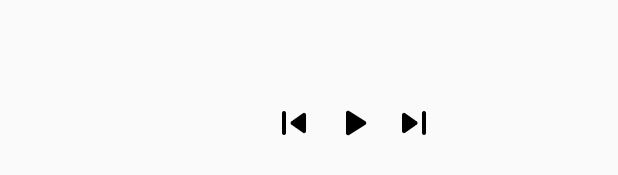
After one commit to liadpaz/MusicOld, an Android app: the layout notification_small.xml on its own in the app's theme, with its tools: preview values and no code run, on a phone screen of 412 x 824 dp. The commit adds this screen. Shown: the part 510-685 px from the top of the screen. Run offline under Robolectric (Android 15) with nearby library versions, the phone set to English and light mode, and no system bars.

Commit message:
start notification

```diff
--- a/app/src/main/java/com/liadpaz/music/MainActivity.java
+++ b/app/src/main/java/com/liadpaz/music/MainActivity.java
@@ -22,6 +22,7 @@ import com.liadpaz.music.fragments.SongsListFragment;
 import com.liadpaz.music.utils.LocalFiles;
 import com.liadpaz.music.utils.Utilities;
 
+import java.io.File;
 import java.util.ArrayList;
 
 public class MainActivity extends AppCompatActivity {
@@ -40,7 +41,7 @@ public class MainActivity extends AppCompatActivity {
         setContentView(binding.getRoot());
         setSupportActionBar(binding.toolBarMain);
 
-        new LocalFiles(getSharedPreferences("Music.Data", 0));
+        new LocalFiles(getSharedPreferences("Music.Data", 0), new File(getFilesDir(), "Songs.txt"));
 
         if (PackageManager.PERMISSION_GRANTED != ContextCompat.checkSelfPermission(this, Manifest.permission.READ_EXTERNAL_STORAGE)) {
             requestPermissions(new String[]{Manifest.permission.READ_EXTERNAL_STORAGE}, REQUEST_PERMISSION);
@@ -111,6 +112,7 @@ public class MainActivity extends AppCompatActivity {
             String path = Utilities.getPathFromUri(DocumentsContract.buildDocumentUriUsingTree(data.getData(), DocumentsContract.getTreeDocumentId(data.getData())));
             if (!LocalFiles.getPath().equals(path)) {
                 LocalFiles.setPath(path);
+                LocalFiles.resetSongs();
                 recreate();
             }
         }
--- a/app/src/main/java/com/liadpaz/music/utils/Constants.java
+++ b/app/src/main/java/com/liadpaz/music/utils/Constants.java
@@ -6,4 +6,9 @@ public class Constants {
     public final static String SHARED_PREFERENCES_SONGS = "songs";
 
     public final static String DEFAULT_PATH = "/storage/self/primary/music";
+
+    public final static String ACTION_EXTRA = "ACTION";
+    public final static String ACTION_PLAY_EXTRA = "ACTION_PLAY";
+    public final static String ACTION_NEXT_EXTRA = "ACTION_NEXT";
+    public final static String ACTION_PREV_EXTRA = "ACTION_PREV";
 }
--- /dev/null
+++ b/app/src/main/res/layout/notification_small.xml
@@ -0,0 +1,50 @@
+<?xml version="1.0" encoding="utf-8"?>
+<androidx.constraintlayout.widget.ConstraintLayout xmlns:android="http://schemas.android.com/apk/res/android"
+    xmlns:app="http://schemas.android.com/apk/res-auto"
+    xmlns:tools="http://schemas.android.com/tools"
+    android:layout_width="match_parent"
+    android:layout_height="match_parent">
+
+    <ImageView
+        android:id="@+id/ivSmallPreview"
+        android:layout_width="52dp"
+        android:layout_height="52dp"
+        android:layout_marginStart="8dp"
+        android:layout_marginTop="8dp"
+        android:layout_marginBottom="8dp"
+        app:layout_constraintBottom_toBottomOf="parent"
+        app:layout_constraintStart_toStartOf="parent"
+        app:layout_constraintTop_toTopOf="parent"
+        tools:ignore="ContentDescription" />
+
+    <Button
+        android:id="@+id/btnSmallPlay"
+        android:layout_width="32dp"
+        android:layout_height="32dp"
+        android:background="@drawable/play"
+        app:layout_constraintBottom_toBottomOf="@+id/ivSmallPreview"
+        app:layout_constraintEnd_toEndOf="parent"
+        app:layout_constraintStart_toEndOf="@+id/ivSmallPreview" />
+
+    <Button
+        android:id="@+id/btnSmallPrev"
+        android:layout_width="32dp"
+        android:layout_height="32dp"
+        android:layout_marginEnd="8dp"
+        android:background="@drawable/skip_prev"
+        app:layout_constraintBottom_toBottomOf="@+id/btnSmallPlay"
+        app:layout_constraintEnd_toStartOf="@+id/btnSmallPlay"
+        app:layout_constraintHorizontal_bias="1.0"
+        app:layout_constraintStart_toEndOf="@+id/ivSmallPreview" />
+
+    <Button
+        android:id="@+id/btnSmallNext"
+        android:layout_width="32dp"
+        android:layout_height="32dp"
+        android:layout_marginStart="8dp"
+        android:background="@drawable/skip_next"
+        app:layout_constraintBottom_toBottomOf="@+id/btnSmallPlay"
+        app:layout_constraintEnd_toEndOf="parent"
+        app:layout_constraintHorizontal_bias="0.0"
+        app:layout_constraintStart_toEndOf="@+id/btnSmallPlay" />
+</androidx.constraintlayout.widget.ConstraintLayout>
--- a/app/src/main/res/values/strings.xml
+++ b/app/src/main/res/values/strings.xml
@@ -7,4 +7,5 @@
     <string name="menu_about">About</string>
     <string name="tab_artists">Artists</string>
     <string name="song_no_name">&lt;Untitled&gt;</string>
+    <string name="notification_name">Music</string>
 </resources>
```
Also changed, not shown: app/src/main/java/com/liadpaz/music/adapters/SongListAdapter.java (+8 -11 lines), app/src/main/java/com/liadpaz/music/fragments/SongsListFragment.java (+68 -71 lines), app/src/main/java/com/liadpaz/music/notification/MusicNotification.java (+63 -1 lines), app/src/main/java/com/liadpaz/music/service/MusicPlayerService.java (+40 -12 lines), app/src/main/java/com/liadpaz/music/utils/HelperActivity.java (added, +31 -0 lines), app/src/main/java/com/liadpaz/music/utils/LocalFiles.java (+30 -3 lines), app/src/main/java/com/liadpaz/music/utils/Song.java (+31 -4 lines), 1 other file.
